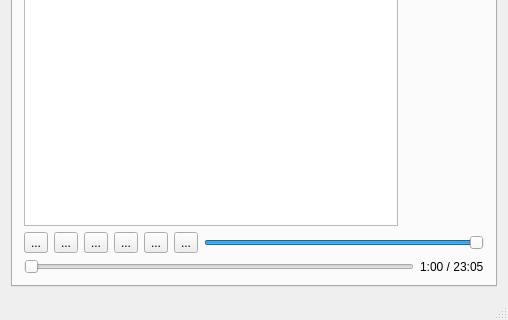
Old version of the form player/NymphCastPlayer/mainwindow.ui in the repository MayaPosch/NymphCast; both pictures show x 0 to 508 and y 317 to 637 of the 508 by 637 pixel window.
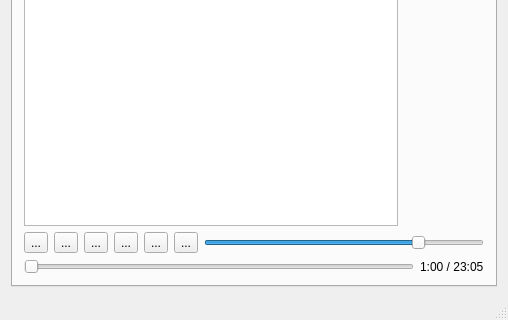
New version of the form. Icons and pictures are not drawn.

Commit message: Implement volume setting and syncing with remote.

```diff
--- a/player/NymphCastPlayer/mainwindow.ui
+++ b/player/NymphCastPlayer/mainwindow.ui
@@ -176,7 +176,7 @@
           <item>
            <widget class="QSlider" name="volumeSlider">
             <property name="maximum">
-             <number>100</number>
+             <number>128</number>
             </property>
             <property name="value">
              <number>100</number>
```
The commit also changes 1 other file.
